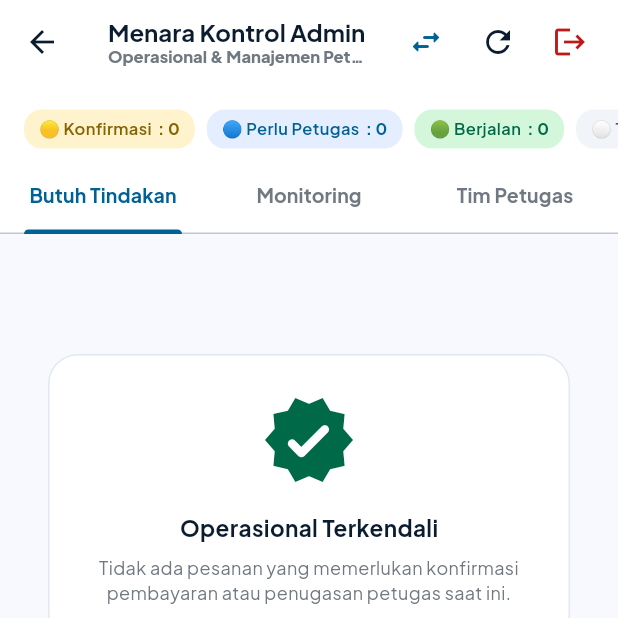
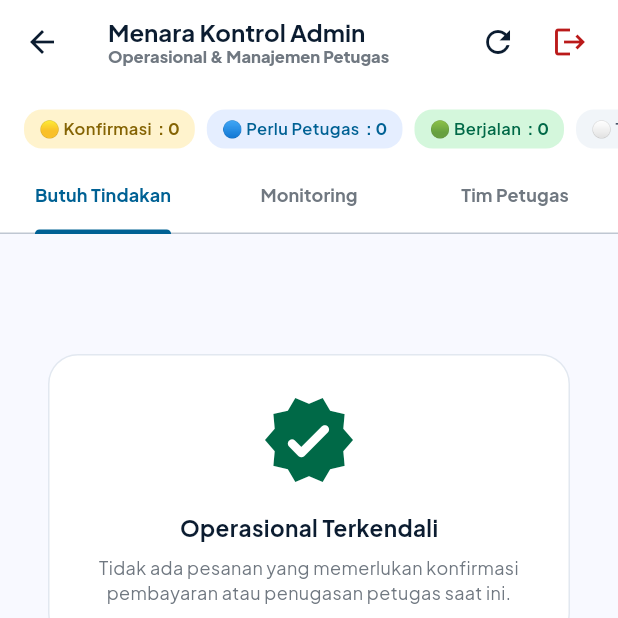
Before and after one commit to Remoonn/Resik.in, a Flutter app: the AdminDashboardScreen screen opened directly, on a phone screen of 412 x 824 dp, the top half of it. Run offline on Flutter 3.47's test engine with Material 3 defaults, Android fonts, the phone set to English and light mode, and no system bars; our stand-ins replace google_fonts, image_picker, supabase_flutter; accounts and stored records are empty; network calls fail.

Commit message:
fix(ui): eliminate TabBar overflow and remove demonstration role switcher buttons

```diff
--- a/mobile/lib/screens/admin_dashboard_screen.dart
+++ b/mobile/lib/screens/admin_dashboard_screen.dart
@@ -4,7 +4,6 @@ import '../models/cleaner_model.dart';
 import '../models/order_model.dart';
 import '../services/api_service.dart';
 import '../services/auth_service.dart';
-import '../widgets/role_switcher_sheet.dart';
 import '../widgets/smart_assignment_sheet.dart';
 
 class AdminDashboardScreen extends StatefulWidget {
@@ -274,11 +273,6 @@ class _AdminDashboardScreenState extends State<AdminDashboardScreen>
         ),
         actions: [
           IconButton(
-            icon: const Icon(Icons.swap_horiz_rounded, color: Color(0xFF006194)),
-            tooltip: 'Ganti Peran Demonstrasi',
-            onPressed: () => RoleSwitcherSheet.show(context),
-          ),
-          IconButton(
             icon: const Icon(Icons.refresh, color: Color(0xFF0B1C30)),
             tooltip: 'Segarkan',
             onPressed: _loadData,
@@ -305,19 +299,23 @@ class _AdminDashboardScreenState extends State<AdminDashboardScreen>
                 unselectedLabelColor: const Color(0xFF707881),
                 indicatorColor: const Color(0xFF006194),
                 indicatorWeight: 3,
+                labelPadding: const EdgeInsets.symmetric(horizontal: 4),
                 labelStyle: const TextStyle(
                   fontFamily: 'Plus Jakarta Sans',
                   fontWeight: FontWeight.w700,
-                  fontSize: 13,
+                  fontSize: 12,
                 ),
                 tabs: [
                   Tab(
+                    child: FittedBox(
+                      fit: BoxFit.scaleDown,
                       child: Row(
+                        mainAxisSize: MainAxisSize.min,
                         mainAxisAlignment: MainAxisAlignment.center,
                         children: [
                           const Text('Butuh Tindakan'),
                           if (_actionRequiredOrders.isNotEmpty) ...[
-                          const SizedBox(width: 6),
+                            const SizedBox(width: 4),
                             Container(
                               padding: const EdgeInsets.symmetric(horizontal: 6, vertical: 2),
                               decoration: BoxDecoration(
@@ -337,13 +335,17 @@ class _AdminDashboardScreenState extends State<AdminDashboardScreen>
                         ],
                       ),
                     ),
+                  ),
                   Tab(
+                    child: FittedBox(
+                      fit: BoxFit.scaleDown,
                       child: Row(
+                        mainAxisSize: MainAxisSize.min,
                         mainAxisAlignment: MainAxisAlignment.center,
                         children: [
                           const Text('Monitoring'),
                           if (_monitoringOrders.isNotEmpty) ...[
-                          const SizedBox(width: 6),
+                            const SizedBox(width: 4),
                             Container(
                               padding: const EdgeInsets.symmetric(horizontal: 6, vertical: 2),
                               decoration: BoxDecoration(
@@ -363,16 +365,21 @@ class _AdminDashboardScreenState extends State<AdminDashboardScreen>
                         ],
                       ),
                     ),
+                  ),
                   Tab(
+                    child: FittedBox(
+                      fit: BoxFit.scaleDown,
                       child: Row(
+                        mainAxisSize: MainAxisSize.min,
                         mainAxisAlignment: MainAxisAlignment.center,
                         children: [
                           const Text('Tim Petugas'),
                           if (_cleaners.isNotEmpty) ...[
-                          const SizedBox(width: 6),
+                            const SizedBox(width: 4),
                             Text('(${_cleaners.length})', style: const TextStyle(fontSize: 11)),
                           ],
                         ],
+                      ),
                     ),
                   ),
                 ],
--- a/mobile/lib/screens/cleaner_dashboard_screen.dart
+++ b/mobile/lib/screens/cleaner_dashboard_screen.dart
@@ -4,7 +4,6 @@ import 'package:url_launcher/url_launcher.dart';
 import '../models/order_model.dart';
 import '../services/api_service.dart';
 import '../services/auth_service.dart';
-import '../widgets/role_switcher_sheet.dart';
 import 'quality_report_screen.dart';
 
 class CleanerDashboardScreen extends StatefulWidget {
@@ -194,11 +193,6 @@ class _CleanerDashboardScreenState extends State<CleanerDashboardScreen>
           ],
         ),
         actions: [
-          IconButton(
-            icon: const Icon(Icons.swap_horiz_rounded, color: Color(0xFF006194)),
-            tooltip: 'Ganti Peran Demonstrasi',
-            onPressed: () => RoleSwitcherSheet.show(context),
-          ),
           IconButton(
             icon: const Icon(Icons.refresh, color: Color(0xFF0B1C30)),
             tooltip: 'Segarkan',
```
Also changed, not shown: mobile/lib/main.dart (+0 -10 lines). Lines whose indentation alone changed are shown as unchanged.
